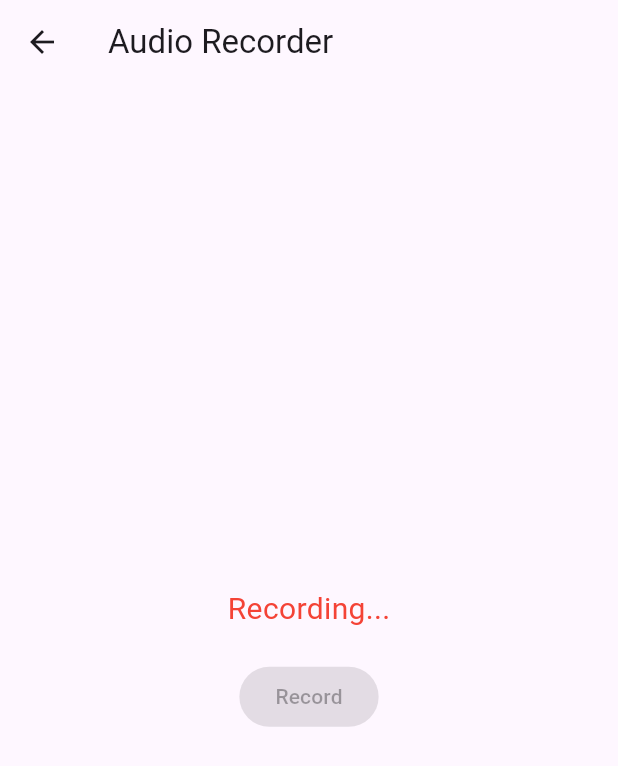
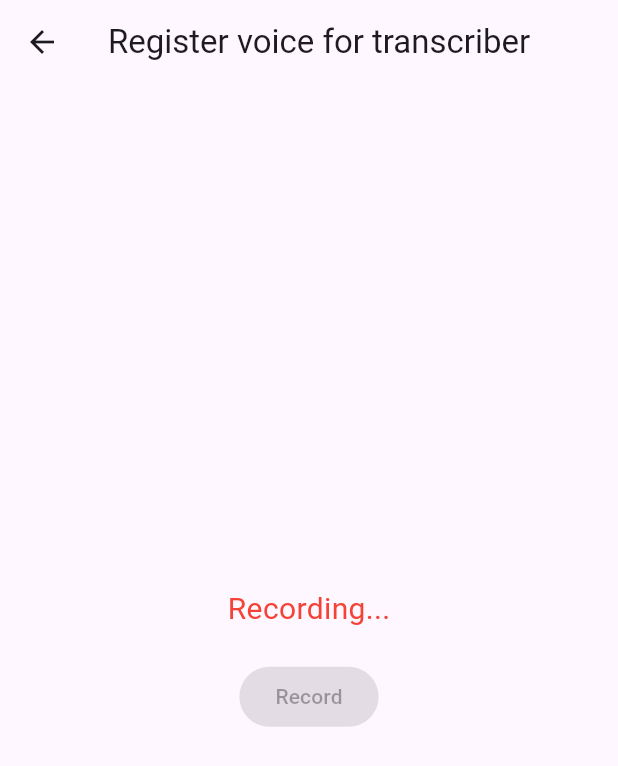
Before and after one commit to umgc/Summer2024, a Flutter app: the RegisterScreen screen opened by its route, after a tap on "Record", on a phone screen of 412 x 824 dp. Shown: the top 766 px of the screen. Run offline on Flutter 3.47's test engine with Material 3 defaults, Android fonts, the phone set to English and light mode, and no system bars; our stand-ins replace file_picker, flutter_dotenv, flutter_tts, image_picker, local_auth and 4 more; missing offline and left inert: dart:ffi, dart_openai, flutter_sound_lite, google_speech, mysql1, search_page and 1 more; accounts and stored records are empty; statements that could not run were skipped.

Commit message:
Register voice

```diff
--- a/lib/Edit_Profile.dart
+++ b/lib/Edit_Profile.dart
@@ -111,7 +111,7 @@ class _EditProfileScreenState extends State<EditProfileScreen> {
             ),
             ElevatedButton(
             onPressed: () {Navigator.pushNamed(context, '/Register');},
-            child: const Text('Reregister your voice with the Transcriber'),
+            child: const Text('Register your voice with the Transcriber'),
           ),
           ],
         ),
--- a/lib/LoginPage.dart
+++ b/lib/LoginPage.dart
@@ -1,6 +1,7 @@
 import 'package:flutter/material.dart';
 import 'package:flutter/services.dart';
 import 'package:local_auth/local_auth.dart';
+import 'package:mindinsync/StorageService.dart';
 import 'package:shared_preferences/shared_preferences.dart';
 
 bool _isButtonActive = false;
@@ -106,6 +107,8 @@ class _LoginPageState extends State<LoginPage> {
       SharedPreferences prefs = await SharedPreferences.getInstance();
       userEmail = prefs.getString('userEmail');
       if (userEmail == null) {
+        StorageService tran_store = new StorageService();
+        tran_store.deleteTable();
         prefs.setString('userEmail', emailController.text);
       }
       if (mounted) {
--- a/lib/RegisterScreen.dart
+++ b/lib/RegisterScreen.dart
@@ -1,8 +1,7 @@
 import 'package:flutter/material.dart';
-import 'package:flutter_sound/flutter_sound.dart';
+import 'package:flutter_sound_lite/flutter_sound.dart';
+import 'package:path_provider/path_provider.dart';
 import 'package:permission_handler/permission_handler.dart';
-
-
 
 class RegisterScreen extends StatefulWidget {
   const RegisterScreen({super.key});
@@ -26,17 +25,20 @@ class _RegisterScreenState extends State<RegisterScreen> {
 
   Future<void> _initializeRecorder() async {
     await Permission.microphone.request();
-    //await _recorder.openAudioSession();
-    await _recorder.openRecorder();
-
+    await _recorder.openAudioSession();
+    //await _recorder.openRecorder();
   }
 
   Future<void> _startRecording() async {
-    _filePath = 'test_register.wav';
+    var _filename = 'register.wav';
+    final directory = await getApplicationDocumentsDirectory();
+    final path = directory.path + '/$_filename';
     await _recorder.startRecorder(
-      toFile: _filePath,
-      //codec: Codec.pcm16AIFF,
-      bitRate: 16000,
+      toFile: path,
+      //toStream: null,
+      codec: Codec.pcm16WAV,
+      sampleRate: 16000,
+      numChannels: 1,
     );
     setState(() {
       _isRecording = true;
@@ -55,8 +57,8 @@ class _RegisterScreenState extends State<RegisterScreen> {
 
   @override
   void dispose() {
-    _recorder.closeRecorder();
-    //_recorder.closeAudioSession();
+    //_recorder.closeRecorder();
+    _recorder.closeAudioSession();
     super.dispose();
   }
 
@@ -64,7 +66,7 @@ class _RegisterScreenState extends State<RegisterScreen> {
   Widget build(BuildContext context) {
     return Scaffold(
       appBar: AppBar(
-        title: Text('Audio Recorder'),
+        title: Text('Register voice for transcriber'),
       ),
       body: Center(
         child: Column(
@@ -76,8 +78,12 @@ class _RegisterScreenState extends State<RegisterScreen> {
                     style: TextStyle(color: Colors.red, fontSize: 20),
                   )
                 : Text(
-                    'Please speak clearly into the mic in your normal voice, repeating the line:\n \" My Name is {Your First Name}\"\nPress the button to begin recording',
-                    style: TextStyle(fontSize: 20),
+                    'Please speak clearly in your normal voice, repeating the line:\n \" My Name is {Your First Name}\"\nPress the button to begin recording',
+                    style: TextStyle(
+                      color: Colors.blue[600],
+                      fontSize: 20,
+                    ),
+                    textAlign: TextAlign.center,
                   ),
             SizedBox(height: 20),
             ElevatedButton(
--- a/lib/main.dart
+++ b/lib/main.dart
@@ -30,6 +30,7 @@ class MyApp extends StatelessWidget {
   @override
   Widget build(BuildContext context) {
     return MaterialApp(
+      debugShowCheckedModeBanner: false,
       title: appTitle,
       home: const RegisterPage(),
       routes: {
--- a/lib/registerPage.dart
+++ b/lib/registerPage.dart
@@ -1,6 +1,7 @@
 import 'package:flutter/material.dart';
 import 'package:flutter/services.dart';
 import 'package:local_auth/local_auth.dart';
+import 'package:mindinsync/StorageService.dart';
 import 'package:mindinsync/db_helper.dart';
 import 'package:mindinsync/LoginPage.dart';
 import 'package:mindinsync/Disclaimer.dart';
@@ -162,6 +163,8 @@ class _RegisterPageState extends State<RegisterPage> {
     String lastname = _lastNameController.text;
     String email = _emailController.text;
 
+    StorageService tran_store = new StorageService();
+    tran_store.deleteTable();
     // Save the user's email using SharedPreferences
     SharedPreferences prefs = await SharedPreferences.getInstance();
     await prefs.setString('userEmail', email);
--- a/pubspec.yaml
+++ b/pubspec.yaml
@@ -50,7 +50,7 @@ dependencies:
   search_page: ^2.3.0
   flutter_tts: ^3.8.3
   permission_handler: ^11.3.1
-  flutter_sound: ^9.6.0
+  flutter_sound_lite: ^8.5.0
 
 dev_dependencies:
   flutter_test:
```
Also changed, not shown: lib/Drawer.dart (+10 -1 lines), lib/HomeScreen.dart (+15 -5 lines), lib/Recording.dart (+28 -6 lines), lib/Search.dart (+29 -6 lines), lib/StorageService.dart (+7 -2 lines), lib/TranscriptionDetails.dart (+14 -2 lines), lib/prompt.dart (+45 -6 lines), pubspec.lock.
